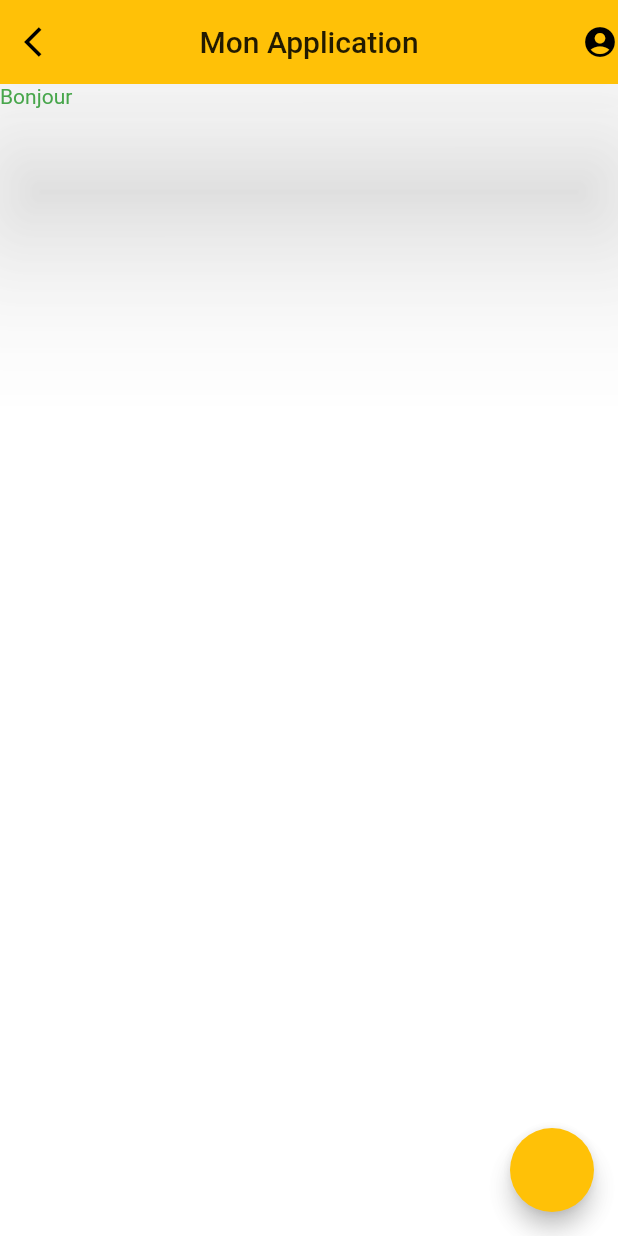
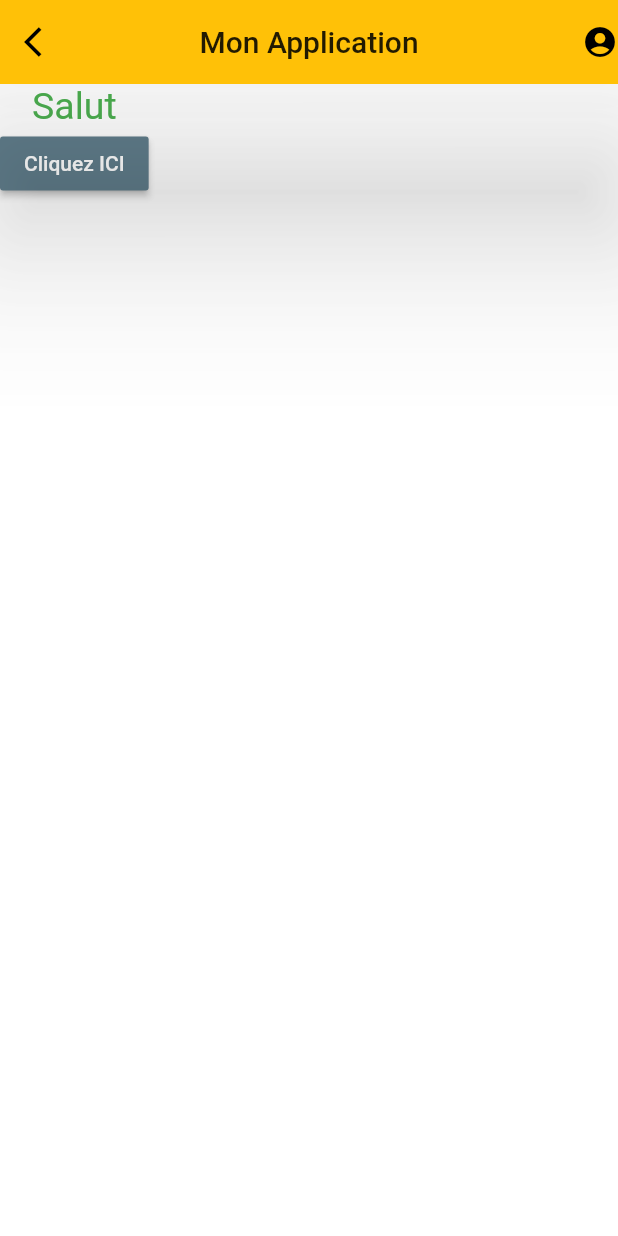
Before and after one commit to ibtihalhayat/test_flutter, a Flutter app: the screen it shows after launch, on a phone screen of 412 x 824 dp. Run offline on Flutter 3.47's test engine with Material 2 defaults, Android fonts, the phone set to English and light mode, and no system bars.

Commit message:
Raised Button

```diff
--- a/lib/main.dart
+++ b/lib/main.dart
@@ -1,3 +1,5 @@
+//import 'dart:html';
+
 import 'package:flutter/cupertino.dart';
 import 'package:flutter/material.dart';
 
@@ -45,10 +47,18 @@ class _Home extends State<Home> {
         // la distance du titre
         elevation: 50.0, //l'ambre au dessous de la App Bar
       ),
-      body: Text('Bonjour',
-      style: new TextStyle(color: couleur ? Colors.red : Colors.green),),
-      floatingActionButton: new FloatingActionButton(onPressed: changerCouleur),
-    );
+      body: Column(
+        children: <Widget>[
+          new Text('Salut',
+          style: TextStyle(fontSize:25,color: couleur ? Colors.red : Colors.green),),
+          new RaisedButton(onPressed: changerCouleur,
+          child: Text('Cliquez ICI'),// texte que sera dans le boutton
+            textColor: Colors.white,
+            color:Colors.blueGrey,
+          )
+        ],
+      )
+        );
   }
 
   void changerCouleur() {
```
